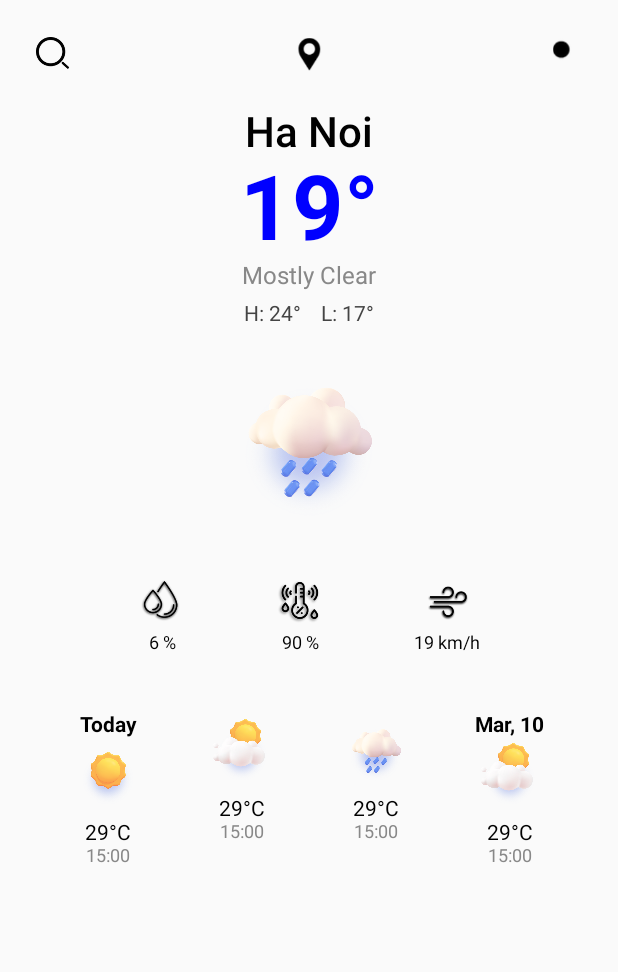
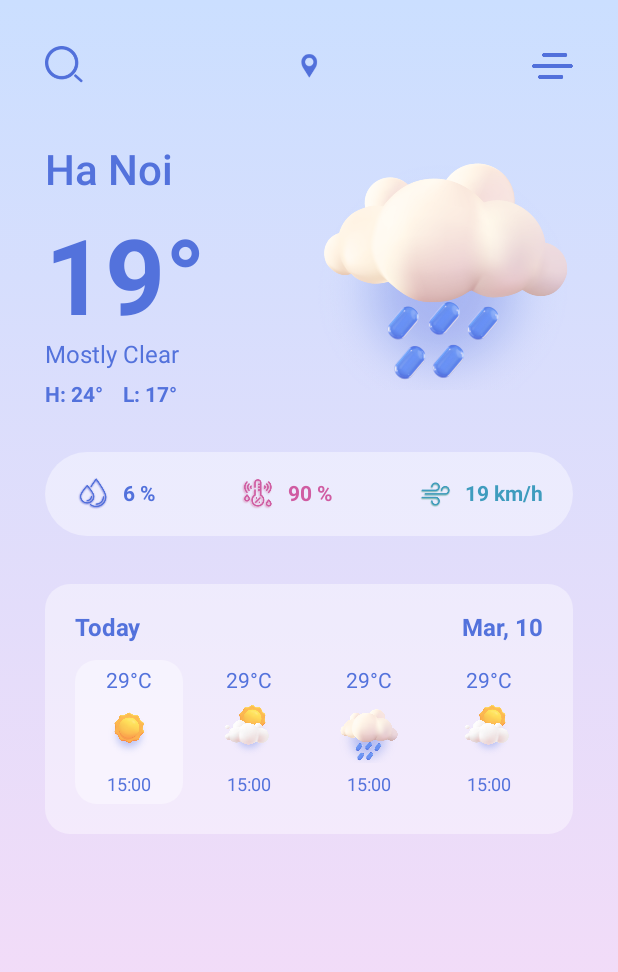
Before and after one commit to Linhchi162/WeatherApp, an Android app built with Jetpack Compose: the screen it shows after launch (MainActivity), on a phone screen of 412 x 824 dp. Shown: the top 972 px of the screen. Run offline under Robolectric (Android 15) with nearby library versions, the phone set to English and light mode, and no system bars.

Commit message:
update hour forcast

```diff
--- a/app/src/main/java/com/example/weatherapp/MainActivity.kt
+++ b/app/src/main/java/com/example/weatherapp/MainActivity.kt
@@ -3,30 +3,26 @@ package com.example.weatherapp
 import android.os.Bundle
 import androidx.activity.ComponentActivity
 import androidx.activity.compose.setContent
-import androidx.activity.enableEdgeToEdge
 import androidx.compose.foundation.layout.fillMaxSize
 import androidx.compose.foundation.layout.padding
-import androidx.compose.material3.Scaffold
 import androidx.compose.material3.Text
 import androidx.compose.runtime.Composable
 import androidx.compose.ui.Modifier
 import androidx.compose.ui.tooling.preview.Preview
-import com.example.weatherapp.ui.theme.WeatherAppTheme
 
-import androidx.activity.compose.setContent
 import androidx.compose.foundation.Image
+import androidx.compose.foundation.background
 import androidx.compose.foundation.layout.*
-import androidx.compose.foundation.lazy.LazyColumn
-import androidx.compose.foundation.lazy.items
+import androidx.compose.foundation.shape.RoundedCornerShape
 import androidx.compose.material3.*
-import androidx.compose.runtime.*
 import androidx.compose.ui.Alignment
+import androidx.compose.ui.graphics.Brush
 import androidx.compose.ui.graphics.Color
 import androidx.compose.ui.res.painterResource
 import androidx.compose.ui.text.font.FontWeight
-import androidx.lifecycle.viewmodel.compose.viewModel
 import androidx.compose.ui.unit.dp
 import androidx.compose.ui.unit.sp
+
 
 class MainActivity : ComponentActivity() {
     override fun onCreate(savedInstanceState: Bundle?) {
@@ -40,116 +36,149 @@ class MainActivity : ComponentActivity() {
 @OptIn(ExperimentalMaterial3Api::class)
 @Composable
 fun WeatherMainScreen() {
-    Column(
+    Box(
         modifier = Modifier
             .fillMaxSize()
-            .padding(24.dp),
-        horizontalAlignment = Alignment.CenterHorizontally
+            .background(
+                brush = Brush.verticalGradient(
+                    colors = listOf(Color(0xFFcbdfff), Color(0xFFfcdbf6))
+                )
+            )
+            .padding(30.dp)
     ) {
-        // Vị trí và icon mây sét
+        Column(modifier = Modifier.fillMaxSize()) {
+            // Top bar icons
             Row(
-            verticalAlignment = Alignment.CenterVertically,
+                modifier = Modifier.fillMaxWidth(),
                 horizontalArrangement = Arrangement.SpaceBetween,
-            modifier = Modifier.fillMaxWidth()
+                verticalAlignment = Alignment.CenterVertically
             ) {
-            Icon(
+                Image(
                     painter = painterResource(id = R.drawable.kinh_lup),
                     contentDescription = null,
-                modifier = Modifier.size(24.dp)
+                    modifier = Modifier.size(27.dp)
                 )
-            Icon(
+                Image(
                     painter = painterResource(id = R.drawable.gps),
                     contentDescription = null,
-                modifier = Modifier.size(24.dp)
+                    modifier = Modifier.size(17.dp)
                 )
-            Icon(
-                painter = painterResource(id = R.drawable.blue_dot),
+                Image(
+                    painter = painterResource(id = R.drawable.setting),
                     contentDescription = null,
-                modifier = Modifier.size(24.dp)
+                    modifier = Modifier.size(27.dp)
                 )
             }
 
-        Spacer(modifier = Modifier.height(24.dp))
+            Spacer(modifier = Modifier.height(40.dp))
 
-        Text("Ha Noi", fontSize = 28.sp, fontWeight = FontWeight.Medium)
-        Text("19°", fontSize = 60.sp, fontWeight = FontWeight.Bold, color = Color.Blue)
-        Text("Mostly Clear", fontSize = 16.sp, color = Color.Gray)
-        Spacer(modifier = Modifier.height(8.dp))
-        Text("H: 24°    L: 17°", fontSize = 14.sp, color = Color.DarkGray)
+            Row(
+                modifier = Modifier.fillMaxWidth(),
+                horizontalArrangement = Arrangement.SpaceBetween
+            ) {
+                Column {
+                    Text(
+                        "Ha Noi",
+                        fontSize = 28.sp,
+                        fontWeight = FontWeight.Medium,
+                        color = Color(0xFF5372dc),
+                    )
+                    Spacer(modifier = Modifier.height(15.dp))
+                    Text(
+                        "19°",
+                        fontSize = 70.sp,
+                        fontWeight = FontWeight.Bold,
+                        color = Color(0xFF5372dc)
+                    )
+                    Text("Mostly Clear", fontSize = 16.sp, color = Color(0xFF5372dc))
+                    Spacer(modifier = Modifier.height(9.dp))
+                    Text("H: 24°    L: 17°", fontWeight = FontWeight.Bold, fontSize = 14.sp, color = Color(0xFF5372dc))
+                }
+                Spacer(modifier = Modifier.width(30.dp))
 
-        Spacer(modifier = Modifier.height(24.dp))
                 Image(
-            painter = painterResource(id = R.drawable.raining),
+                    painter = painterResource(id = R.drawable.rainingg),
                     contentDescription = null,
-            modifier = Modifier.size(120.dp)
+                    modifier = Modifier.size(170.dp)
                 )
-
-        Spacer(modifier = Modifier.height(24.dp))
-
-        // Hàng chỉ số độ ẩm, cảm nhận, gió
+            }
+            Spacer(modifier = Modifier.height(30.dp))
+            // Info box row: humidity, UV, wind speed
             Row(
                 modifier = Modifier
                     .fillMaxWidth()
-                .padding(horizontal = 8.dp),
-            horizontalArrangement = Arrangement.SpaceEvenly,
+                    .background(Color.White.copy(alpha = 0.4f), shape = RoundedCornerShape(50))
+                    .padding(horizontal = 20.dp, vertical = 16.dp),
+                horizontalArrangement = Arrangement.SpaceBetween,
                 verticalAlignment = Alignment.CenterVertically
             ) {
-            InfoItem(R.drawable.rain_drop, "6 %")
-            InfoItem(R.drawable.humidity, "90 %")
-            InfoItem(R.drawable.wind_speed, "19 km/h")
+                InfoItem(R.drawable.rain_dropp, "6 %", Color(0xFF5372DC))
+                InfoItem(R.drawable.humidity, "90 %", Color(0xFFD05CA2))
+                InfoItem(R.drawable.wind_speed, "19 km/h", Color(0xFF3F9CBE))
             }
+            Spacer(modifier = Modifier.height(32.dp))
 
-        Spacer(modifier = Modifier.height(24.dp))
-
-        // Dự báo hôm nay và ngày mai
-        Row(
+            // Forecast box
+            Column(
                 modifier = Modifier
                     .fillMaxWidth()
-                .padding(8.dp),
+                    .background(Color.White.copy(alpha = 0.4f), shape = RoundedCornerShape(10))
+                    .padding(20.dp)
+            ) {
+                Row(
+                    modifier = Modifier.fillMaxWidth(),
                     horizontalArrangement = Arrangement.SpaceBetween
                 ) {
-            ForecastItem("Today", "29°C", "15:00", R.drawable.sunny)
-            ForecastItem("", "29°C", "15:00", R.drawable.cloudy_with_sun)
-            ForecastItem("", "29°C", "15:00", R.drawable.raining)
-            ForecastItem("Mar, 10", "29°C", "15:00", R.drawable.cloudy_with_sun)
+                    Text("Today", fontWeight = FontWeight.Bold, fontSize = 16.sp, color = Color(0xFF5372dc))
+                    Text("Mar, 10", fontWeight = FontWeight.Bold, fontSize = 16.sp, color = Color(0xFF5372dc))
+                }
+                Spacer(modifier = Modifier.height(12.dp))
+                Row(
+                    modifier = Modifier.fillMaxWidth(),
+                    horizontalArrangement = Arrangement.SpaceBetween
+                ) {
+                    ForecastItem(R.drawable.sunny, "29°C", "15:00", highlight = true)
+                    ForecastItem(R.drawable.cloudy_with_sun, "29°C", "15:00")
+                    ForecastItem(R.drawable.rainingg, "29°C", "15:00")
+                    ForecastItem(R.drawable.cloudy_with_sun, "29°C", "15:00")
+                }
+            }
         }
     }
 }
 
 @Composable
-fun InfoItem(iconId: Int, text: String) {
-    Column(horizontalAlignment = Alignment.CenterHorizontally) {
-        Icon(
+fun InfoItem(iconId: Int, text: String, textColor: Color) {
+    Row(verticalAlignment = Alignment.CenterVertically) {
+        Image(
             painter = painterResource(id = iconId),
             contentDescription = null,
-            modifier = Modifier.size(32.dp)
+            modifier = Modifier.size(24.dp)
         )
-        Spacer(modifier = Modifier.height(4.dp))
-        Text(text, fontSize = 12.sp)
+        Spacer(modifier = Modifier.width(8.dp))
+        Text(text, color = textColor, fontSize = 14.sp, fontWeight = FontWeight.Bold)
+    }
+}
+@Composable
+fun ForecastItem(iconId: Int, temp: String, time: String, highlight: Boolean = false) {
+    Column(
+        horizontalAlignment = Alignment.CenterHorizontally,
+        modifier = Modifier
+            .background(
+                color = if (highlight) Color.White.copy(alpha = 0.4f) else Color.Transparent,
+                shape = RoundedCornerShape(20)
+            )
+            .padding(6.dp)
+            .width(60.dp)
+    ) {
+        Text(temp, fontSize = 14.sp, color = Color(0xFF5372dc))
+        Spacer(modifier = Modifier.height(8.dp))
+        Image(painter = painterResource(id = iconId), contentDescription = null, modifier = Modifier.size(40.dp))
+        Spacer(modifier = Modifier.height(6.dp))
+        Text(time, fontSize = 12.sp, color = Color(0xFF5372dc))
     }
 }
 
-@Composable
-fun ForecastItem(day: String, temp: String, time: String, iconId: Int) {
-    Column(
-        horizontalAlignment = Alignment.CenterHorizontally,
-        modifier = Modifier
-            .padding(8.dp)
-            .width(64.dp)
-            .wrapContentHeight()
-    ) {
-        if (day.isNotEmpty()) Text(day, fontWeight = FontWeight.Bold, fontSize = 14.sp)
-        Spacer(modifier = Modifier.height(4.dp))
-        Image(
-            painter = painterResource(id = iconId),
-            contentDescription = null,
-            modifier = Modifier.size(48.dp)
-        )
-        Spacer(modifier = Modifier.height(4.dp))
-        Text(temp, fontSize = 14.sp)
-        Text(time, fontSize = 12.sp, color = Color.Gray)
-    }
-}
 
 @Preview(showBackground = true)
 @Composable
--- a/app/src/main/java/com/example/weatherapp/ui/theme/Type.kt
+++ b/app/src/main/java/com/example/weatherapp/ui/theme/Type.kt
@@ -9,7 +9,7 @@ import androidx.compose.ui.unit.sp
 // Set of Material typography styles to start with
 val Typography = Typography(
     bodyLarge = TextStyle(
-        fontFamily = FontFamily.Default,
+        fontFamily = Montserrat,
         fontWeight = FontWeight.Normal,
         fontSize = 16.sp,
         lineHeight = 24.sp,
--- /dev/null
+++ b/app/src/main/java/com/example/weatherapp/ui/theme/Typography.kt
@@ -0,0 +1,11 @@
+package com.example.weatherapp.ui.theme
+
+import androidx.compose.ui.text.font.Font
+import androidx.compose.ui.text.font.FontFamily
+import androidx.compose.ui.text.font.FontWeight
+import com.example.weatherapp.R
+
+val Montserrat = FontFamily(
+    Font(R.font.montserrat_regular, FontWeight.Normal),
+    Font(R.font.montserrat_bold, FontWeight.Bold)
+)
```
Also changed, not shown: app/src/main/res/drawable/rain_drop.png (deleted), app/src/main/res/drawable/rain_dropp.png (added), app/src/main/res/drawable/raining.png (deleted), app/src/main/res/drawable/rainingg.png (added), app/src/main/res/drawable/setting.png (added), app/src/main/res/font/montserrat_bold.ttf (added), app/src/main/res/font/montserrat_medium.ttf (added), app/src/main/res/font/montserrat_regular.ttf (added), app/src/main/res/font/montserrat_semibold.ttf (added), app/src/main/res/font/montserrat_thin.ttf (added). Lines whose indentation alone changed are shown as unchanged.
